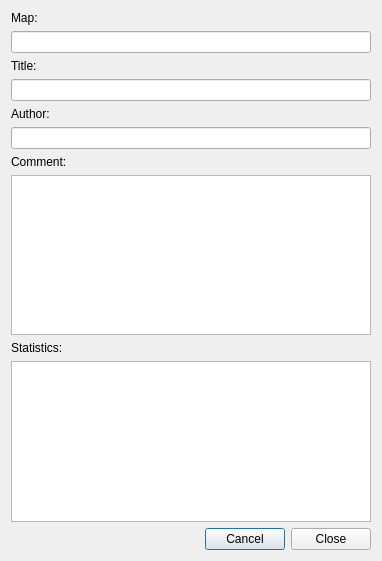
This is extrainfodialog.ui in insilmaril/vym as Qt 5 draws it before an edit. The edited form follows.
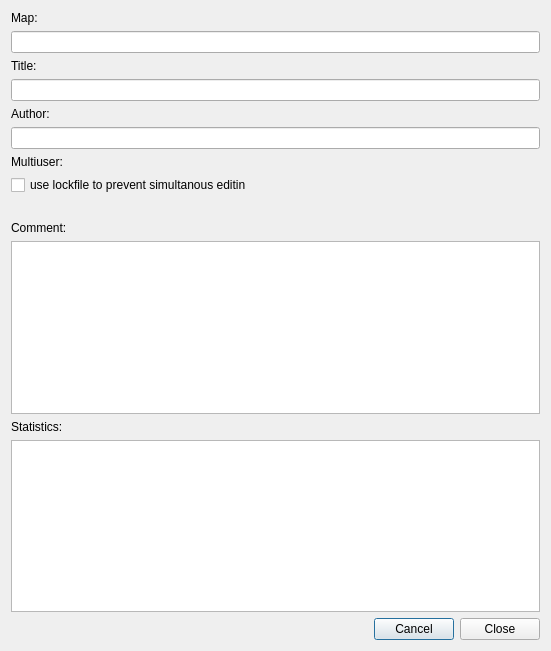
This is the edited form.

Commit message:
Added flag to use lockfile
- Property editor
- XML parsing

Diff of the .ui file:
```diff
--- a/extrainfodialog.ui
+++ b/extrainfodialog.ui
@@ -7,8 +7,8 @@
    <rect>
     <x>0</x>
     <y>0</y>
-    <width>382</width>
-    <height>561</height>
+    <width>551</width>
+    <height>651</height>
    </rect>
   </property>
   <property name="windowTitle">
@@ -58,6 +58,33 @@
    <item>
     <widget class="QLineEdit" name="authorLE"/>
    </item>
+   <item>
+    <widget class="QLabel" name="label_2">
+     <property name="text">
+      <string>Multiuser:</string>
+     </property>
+    </widget>
+   </item>
+   <item>
+    <widget class="QCheckBox" name="lockfileCheckBox">
+     <property name="text">
+      <string>use lockfile to prevent simultanous editin</string>
+     </property>
+    </widget>
+   </item>
+   <item>
+    <spacer name="verticalSpacer">
+     <property name="orientation">
+      <enum>Qt::Vertical</enum>
+     </property>
+     <property name="sizeHint" stdset="0">
+      <size>
+       <width>20</width>
+       <height>40</height>
+      </size>
+     </property>
+    </spacer>
+   </item>
    <item>
     <widget class="QLabel" name="textLabel2">
      <property name="text">
```
Left out of the diff: 22 changed lines with no effect on the pictures. The commit also changes 5 other files.
